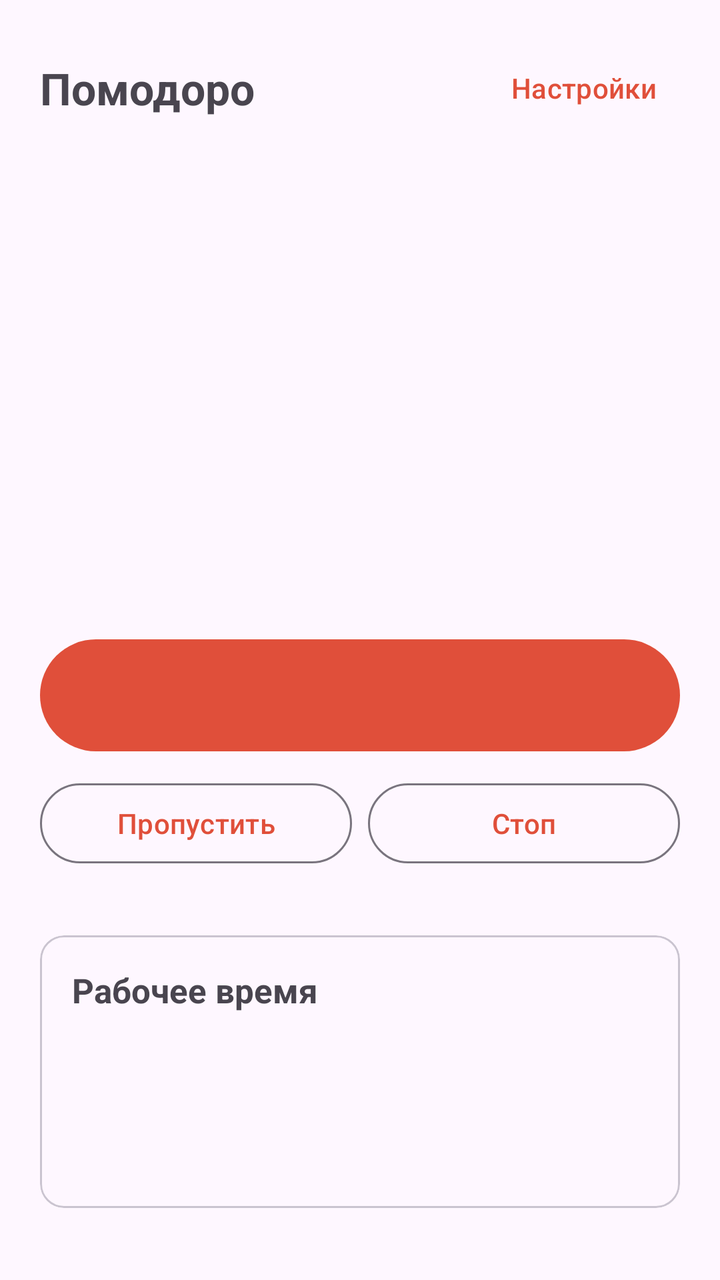
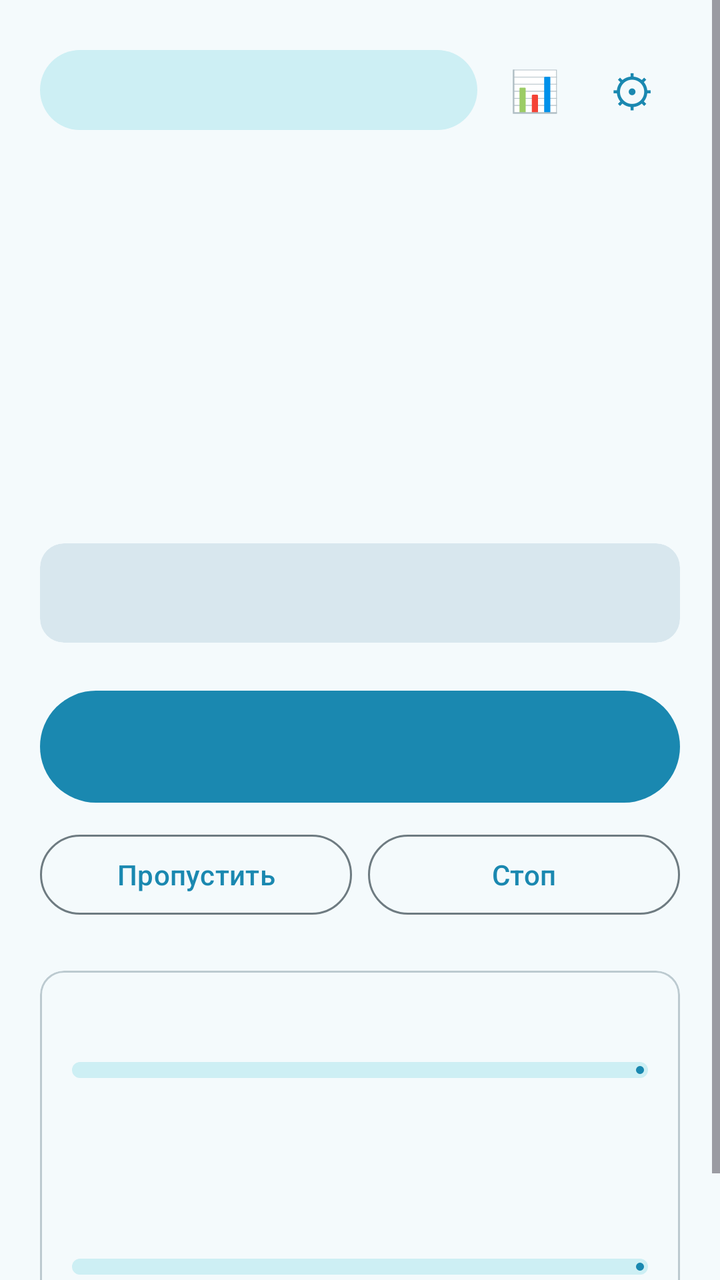

The first picture is an Android layout as it rendered before a commit; the second is the same layout after the commit. The layout source and the unified diff follow.
<!-- AndroidManifest.xml: application theme Theme.Pomo -->
<!-- res/layout/activity_main.xml -->
<?xml version="1.0" encoding="utf-8"?>
<ScrollView xmlns:android="http://schemas.android.com/apk/res/android"
    android:layout_width="match_parent"
    android:layout_height="match_parent"
    android:fillViewport="true">

    <LinearLayout
        android:layout_width="match_parent"
        android:layout_height="wrap_content"
        android:orientation="vertical"
        android:padding="20dp">

        <LinearLayout
            android:layout_width="match_parent"
            android:layout_height="wrap_content"
            android:gravity="center_vertical"
            android:orientation="horizontal">

            <TextView
                android:layout_width="0dp"
                android:layout_height="wrap_content"
                android:layout_weight="1"
                android:text="@string/app_name"
                android:textSize="22sp"
                android:textStyle="bold" />

            <com.google.android.material.button.MaterialButton
                android:id="@+id/settingsButton"
                style="@style/Widget.Material3.Button.TextButton"
                android:layout_width="wrap_content"
                android:layout_height="wrap_content"
                android:text="Настройки" />
        </LinearLayout>

        <TextView
            android:id="@+id/phaseText"
            android:layout_width="match_parent"
            android:layout_height="wrap_content"
            android:layout_marginTop="36dp"
            android:gravity="center"
            android:textSize="20sp"
            android:textStyle="bold" />

        <TextView
            android:id="@+id/timerText"
            android:layout_width="match_parent"
            android:layout_height="wrap_content"
            android:fontFamily="monospace"
            android:gravity="center"
            android:textSize="76sp"
            android:textStyle="bold" />

        <TextView
            android:id="@+id/cycleText"
            android:layout_width="match_parent"
            android:layout_height="wrap_content"
            android:gravity="center"
            android:letterSpacing="0.3"
            android:textSize="22sp" />

        <TextView
            android:id="@+id/hintText"
            android:layout_width="match_parent"
            android:layout_height="wrap_content"
            android:layout_marginTop="6dp"
            android:alpha="0.7"
            android:gravity="center"
            android:textSize="15sp" />

        <com.google.android.material.button.MaterialButton
            android:id="@+id/mainButton"
            android:layout_width="match_parent"
            android:layout_height="64dp"
            android:layout_marginTop="28dp"
            android:textSize="18sp" />

        <LinearLayout
            android:layout_width="match_parent"
            android:layout_height="wrap_content"
            android:layout_marginTop="8dp"
            android:orientation="horizontal">

            <com.google.android.material.button.MaterialButton
                android:id="@+id/skipButton"
                style="@style/Widget.Material3.Button.OutlinedButton"
                android:layout_width="0dp"
                android:layout_height="wrap_content"
                android:layout_marginEnd="4dp"
                android:layout_weight="1"
                android:text="Пропустить" />

            <com.google.android.material.button.MaterialButton
                android:id="@+id/stopButton"
                style="@style/Widget.Material3.Button.OutlinedButton"
                android:layout_width="0dp"
                android:layout_height="wrap_content"
                android:layout_marginStart="4dp"
                android:layout_weight="1"
                android:text="Стоп" />
        </LinearLayout>

        <com.google.android.material.card.MaterialCardView
            android:layout_width="match_parent"
            android:layout_height="wrap_content"
            android:layout_marginTop="32dp">

            <LinearLayout
                android:layout_width="match_parent"
                android:layout_height="wrap_content"
                android:orientation="vertical"
                android:padding="16dp">

                <TextView
                    android:layout_width="wrap_content"
                    android:layout_height="wrap_content"
                    android:text="Рабочее время"
                    android:textSize="17sp"
                    android:textStyle="bold" />

                <TextView
                    android:id="@+id/todayText"
                    android:layout_width="wrap_content"
                    android:layout_height="wrap_content"
                    android:layout_marginTop="8dp"
                    android:textSize="15sp" />

                <TextView
                    android:id="@+id/weekText"
                    android:layout_width="wrap_content"
                    android:layout_height="wrap_content"
                    android:layout_marginTop="2dp"
                    android:textSize="15sp" />

                <TextView
                    android:id="@+id/daysText"
                    android:layout_width="wrap_content"
                    android:layout_height="wrap_content"
                    android:layout_marginTop="12dp"
                    android:alpha="0.8"
                    android:lineSpacingExtra="4dp"
                    android:textSize="14sp" />
            </LinearLayout>
        </com.google.android.material.card.MaterialCardView>
    </LinearLayout>
</ScrollView>
<!-- resources referenced by this layout -->
<resources>
  <string name="app_name">Помодоро</string>
  <style name="Theme.Pomo" parent="Theme.Material3.DayNight.NoActionBar">
          <item name="colorPrimary">@color/tomato</item>
          <item name="colorOnPrimary">@android:color/white</item>
          <item name="colorSecondary">@color/leaf</item>
      </style>
  <color name="tomato">#E04F3A</color>
  <color name="leaf">#2E9E5B</color>
</resources>

<!-- the commit's change to res/layout/activity_main.xml (unified diff, before → after) -->
@@ -1,5 +1,6 @@
 <?xml version="1.0" encoding="utf-8"?>
 <ScrollView xmlns:android="http://schemas.android.com/apk/res/android"
+    xmlns:app="http://schemas.android.com/apk/res-auto"
     android:layout_width="match_parent"
     android:layout_height="match_parent"
     android:fillViewport="true">
@@ -16,27 +17,41 @@
             android:gravity="center_vertical"
             android:orientation="horizontal">
 
-            <TextView
+            <com.google.android.material.button.MaterialButton
+                android:id="@+id/projectButton"
+                style="@style/Widget.Material3.Button.TonalButton"
                 android:layout_width="0dp"
                 android:layout_height="wrap_content"
                 android:layout_weight="1"
-                android:text="@string/app_name"
-                android:textSize="22sp"
-                android:textStyle="bold" />
+                android:ellipsize="end"
+                android:gravity="start|center_vertical"
+                android:maxLines="1" />
+
+            <com.google.android.material.button.MaterialButton
+                android:id="@+id/statsButton"
+                style="@style/Widget.Material3.Button.TextButton"
+                android:layout_width="wrap_content"
+                android:layout_height="wrap_content"
+                android:layout_marginStart="4dp"
+                android:minWidth="48dp"
+                android:text="📊"
+                android:textSize="20sp" />
 
             <com.google.android.material.button.MaterialButton
                 android:id="@+id/settingsButton"
                 style="@style/Widget.Material3.Button.TextButton"
                 android:layout_width="wrap_content"
                 android:layout_height="wrap_content"
-                android:text="Настройки" />
+                android:minWidth="48dp"
+                android:text="⚙"
+                android:textSize="22sp" />
         </LinearLayout>
 
         <TextView
             android:id="@+id/phaseText"
             android:layout_width="match_parent"
             android:layout_height="wrap_content"
-            android:layout_marginTop="36dp"
+            android:layout_marginTop="28dp"
             android:gravity="center"
             android:textSize="20sp"
             android:textStyle="bold" />
@@ -58,20 +73,28 @@
             android:letterSpacing="0.3"
             android:textSize="22sp" />
 
-        <TextView
-            android:id="@+id/hintText"
+        <com.google.android.material.card.MaterialCardView
+            android:id="@+id/messageCard"
+            style="@style/Widget.Material3.CardView.Filled"
             android:layout_width="match_parent"
             android:layout_height="wrap_content"
-            android:layout_marginTop="6dp"
-            android:alpha="0.7"
-            android:gravity="center"
-            android:textSize="15sp" />
+            android:layout_marginTop="16dp">
+
+            <TextView
+                android:id="@+id/messageText"
+                android:layout_width="match_parent"
+                android:layout_height="wrap_content"
+                android:gravity="center"
+                android:lineSpacingExtra="3dp"
+                android:padding="14dp"
+                android:textSize="16sp" />
+        </com.google.android.material.card.MaterialCardView>
 
         <com.google.android.material.button.MaterialButton
             android:id="@+id/mainButton"
             android:layout_width="match_parent"
             android:layout_height="64dp"
-            android:layout_marginTop="28dp"
+            android:layout_marginTop="20dp"
             android:textSize="18sp" />
 
         <LinearLayout
@@ -102,7 +125,7 @@
         <com.google.android.material.card.MaterialCardView
             android:layout_width="match_parent"
             android:layout_height="wrap_content"
-            android:layout_marginTop="32dp">
+            android:layout_marginTop="24dp">
 
             <LinearLayout
                 android:layout_width="match_parent"
@@ -111,33 +134,60 @@
                 android:padding="16dp">
 
                 <TextView
-                    android:layout_width="wrap_content"
-                    android:layout_height="wrap_content"
-                    android:text="Рабочее время"
-                    android:textSize="17sp"
-                    android:textStyle="bold" />
-
-                <TextView
                     android:id="@+id/todayText"
                     android:layout_width="wrap_content"
                     android:layout_height="wrap_content"
+                    android:textSize="16sp"
+                    android:textStyle="bold" />
+
+                <com.google.android.material.progressindicator.LinearProgressIndicator
+                    android:id="@+id/dailyProgress"
+                    android:layout_width="match_parent"
+                    android:layout_height="wrap_content"
                     android:layout_marginTop="8dp"
-                    android:textSize="15sp" />
+                    android:max="1000"
+                    app:trackCornerRadius="4dp"
+                    app:trackThickness="8dp" />
+
+                <TextView
+                    android:id="@+id/todayDetails"
+                    android:layout_width="wrap_content"
+                    android:layout_height="wrap_content"
+                    android:layout_marginTop="6dp"
+                    android:alpha="0.75"
+                    android:textSize="14sp" />
 
                 <TextView
                     android:id="@+id/weekText"
                     android:layout_width="wrap_content"
                     android:layout_height="wrap_content"
                     android:layout_marginTop="2dp"
-                    android:textSize="15sp" />
+                    android:alpha="0.75"
+                    android:textSize="14sp" />
 
                 <TextView
-                    android:id="@+id/daysText"
+                    android:id="@+id/bigGoalText"
                     android:layout_width="wrap_content"
                     android:layout_height="wrap_content"
-                    android:layout_marginTop="12dp"
-                    android:alpha="0.8"
-                    android:lineSpacingExtra="4dp"
+                    android:layout_marginTop="16dp"
+                    android:textSize="15sp"
+                    android:textStyle="bold" />
+
+                <com.google.android.material.progressindicator.LinearProgressIndicator
+                    android:id="@+id/bigProgress"
+                    android:layout_width="match_parent"
+                    android:layout_height="wrap_content"
+                    android:layout_marginTop="8dp"
+                    android:max="1000"
+                    app:trackCornerRadius="4dp"
+                    app:trackThickness="8dp" />
+
+                <TextView
+                    android:id="@+id/bigGoalDetails"
+                    android:layout_width="wrap_content"
+                    android:layout_height="wrap_content"
+                    android:layout_marginTop="6dp"
+                    android:alpha="0.75"
                     android:textSize="14sp" />
             </LinearLayout>
         </com.google.android.material.card.MaterialCardView>
<!-- resource entries referenced after the edit -->
@@ -1,12 +1,43 @@
 <!-- resources referenced by this layout -->
 <resources>
-  <string name="app_name">Помодоро</string>
   <style name="Theme.Pomo" parent="Theme.Material3.DayNight.NoActionBar">
-          <item name="colorPrimary">@color/tomato</item>
-          <item name="colorOnPrimary">@android:color/white</item>
-          <item name="colorSecondary">@color/leaf</item>
+          <item name="colorPrimary">#1A88B0</item>
+          <item name="colorOnPrimary">#FFFFFF</item>
+          <item name="colorPrimaryContainer">#C4E9F7</item>
+          <item name="colorOnPrimaryContainer">#00354A</item>
+          <item name="colorPrimaryInverse">#7DD0EE</item>
+  
+          <item name="colorSecondary">#169A8E</item>
+          <item name="colorOnSecondary">#FFFFFF</item>
+          <item name="colorSecondaryContainer">#CDEFF4</item>
+          <item name="colorOnSecondaryContainer">#003A40</item>
+  
+          <item name="colorTertiary">#3F7FBF</item>
+          <item name="colorOnTertiary">#FFFFFF</item>
+          <item name="colorTertiaryContainer">#D6E6FA</item>
+          <item name="colorOnTertiaryContainer">#0E2F52</item>
+  
+          <item name="android:colorBackground">#F4FAFC</item>
+          <item name="colorOnBackground">#151C1F</item>
+          <item name="colorSurface">#F4FAFC</item>
+          <item name="colorOnSurface">#151C1F</item>
+          <item name="colorSurfaceVariant">#DAE7ED</item>
+          <item name="colorOnSurfaceVariant">#3E4A50</item>
+          <item name="colorSurfaceInverse">#2A3134</item>
+          <item name="colorOnSurfaceInverse">#EBF2F5</item>
+          <item name="colorSurfaceContainerLowest">#FFFFFF</item>
+          <item name="colorSurfaceContainerLow">#EBF5F9</item>
+          <item name="colorSurfaceContainer">#E5F1F6</item>
+          <item name="colorSurfaceContainerHigh">#DFECF2</item>
+          <item name="colorSurfaceContainerHighest">#D8E7EE</item>
+          <item name="colorSurfaceDim">#D2E0E6</item>
+          <item name="colorSurfaceBright">#F4FAFC</item>
+          <item name="colorOutline">#6E7B81</item>
+          <item name="colorOutlineVariant">#BCCAD0</item>
+  
+          <item name="android:statusBarColor">#F4FAFC</item>
+          <item name="android:windowLightStatusBar">true</item>
+          <item name="android:navigationBarColor">#F4FAFC</item>
       </style>
-  <color name="tomato">#E04F3A</color>
-  <color name="leaf">#2E9E5B</color>
 </resources>
 
